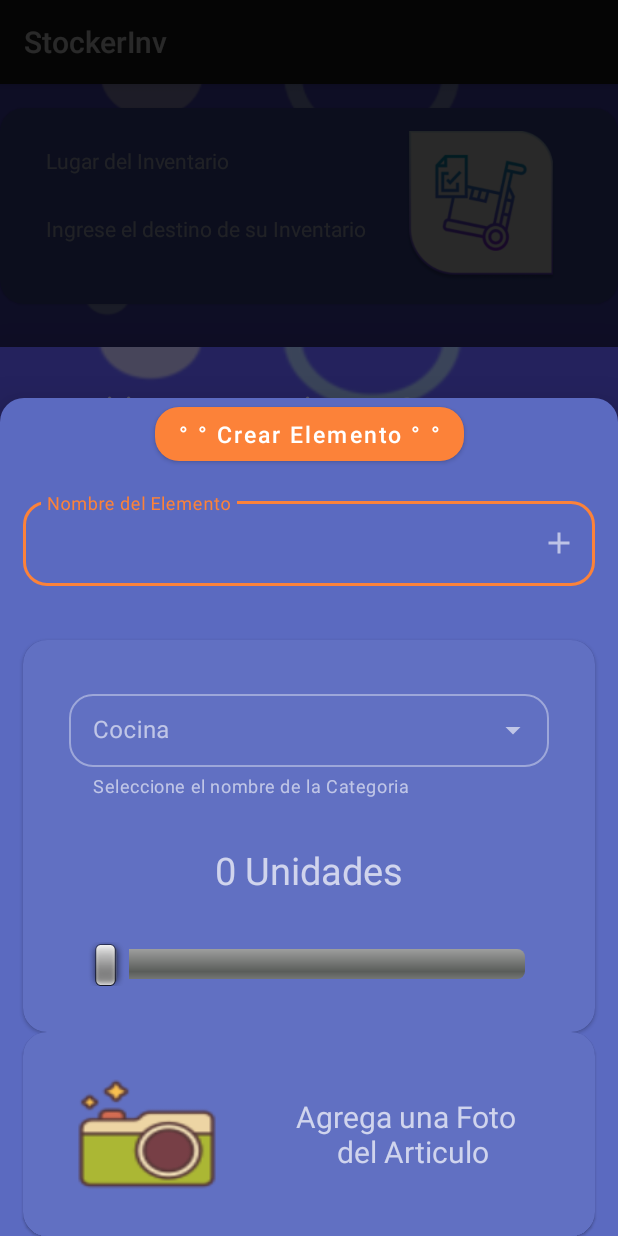
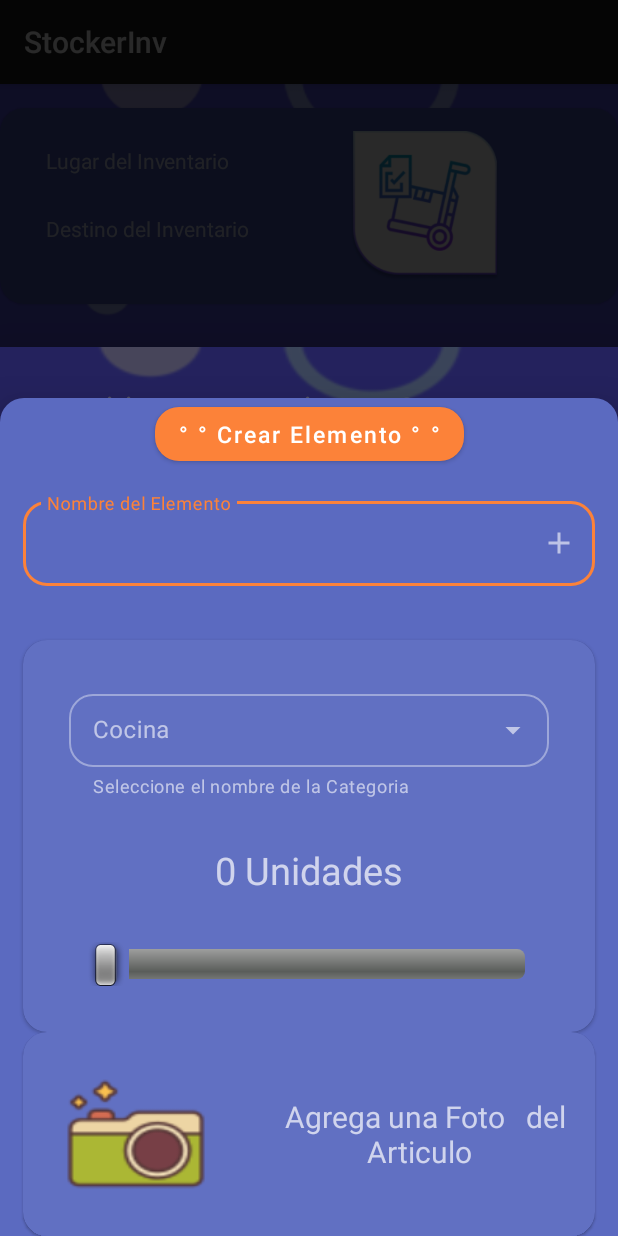
Before and after one commit to MartinezCristianD/ProyectoMinTicCicloCuatro, an Android app: the screen it shows after launch (InventarioActivity), item 3 of the bottom bar chosen, on a phone screen of 412 x 824 dp. Run offline under Robolectric (Android 15) with nearby library versions, the phone set to English and light mode, and no system bars; our stand-ins replace Firebase (no records; nobody signed in at launch, a user with empty details on screens opened directly), Picasso; pictures from the network do not load.

```diff
--- a/app/src/debug/res/values/google_maps_api.xml
+++ b/app/src/debug/res/values/google_maps_api.xml
@@ -20,5 +20,4 @@
     Once you have your key (it starts with "AIza"), replace the "google_maps_key"
     string in this file.
     -->
-    <string name="google_maps_key" templateMergeStrategy="preserve" translatable="false">AIzaSyCdBsFcdo1PzSz5HI5NXK_MFbU2ZLWO9XA</string>
 </resources>
--- /dev/null
+++ b/app/src/debug/res/values/strings.xml
@@ -0,0 +1,4 @@
+<?xml version="1.0" encoding="utf-8"?>
+<resources>
+    <string name="google_maps_key" translatable="false">AIzaSyCdBsFcdo1PzSz5HI5NXK_MFbU2ZLWO9XA</string>
+</resources>
--- a/app/src/main/res/layout/fragment_crear_elemento.xml
+++ b/app/src/main/res/layout/fragment_crear_elemento.xml
@@ -118,7 +118,7 @@
                 android:id="@+id/imageButtonAccederCamara"
                 android:layout_width="@dimen/dimen_icono_cuadrado"
                 android:layout_height="@dimen/dimen_icono_rectangulo"
-                android:layout_marginVertical="@dimen/margen_media"
+                android:layout_margin="@dimen/margen_media"
                 android:background="@drawable/icono_camara_dos"
                 android:contentDescription="@string/content_description"
                 app:layout_constraintBottom_toBottomOf="@id/textViewAgregarFoto"
@@ -129,10 +129,11 @@
 
             <TextView
                 android:id="@+id/textViewAgregarFoto"
-                android:layout_width="wrap_content"
+                android:layout_width="0dp"
                 android:layout_height="wrap_content"
                 android:layout_marginHorizontal="@dimen/margen_minima"
                 android:gravity="center"
+                android:lines="2"
                 android:text="@string/agrega_foto_articulo"
                 android:textSize="@dimen/texto_secundario"
                 app:layout_constraintBottom_toBottomOf="parent"
--- a/app/src/main/res/values/strings.xml
+++ b/app/src/main/res/values/strings.xml
@@ -1,7 +1,6 @@
 <resources>
 
     <!--- Catergorias -->
-    <string name="creacion_categorias">° ° Creacion de Categorias ° °</string>
     <string name="texto_categorias">Ingrese el nombre de la Categoria</string>
     <string name="crear">Crear Categoria</string>
     <string name="categorias"> Categorias</string>
@@ -17,13 +16,10 @@
 
 
     <!--- APP -->
-    <string name="app_name">StockerInv</string>
+    <string name="app_name" translatable="false">StockerInv</string>
     <string name="ingreso_con_google">Ingrese con Google</string>
-    <string name="no_tienes_cuenta"> Desliza  \n Prueba Nuestra app</string>
-    <string name="registro">Registrate</string>
-    <string name="registrarse">Registrarse</string>
+    <string name="no_tienes_cuenta">" Desliza    Prueba Nuestra app"</string>
     <string name="texto_checkbox">Al registrarse acepta los terminos y condiciones, la politica de uso de datos disponible en www.StockerInv.com.co</string>
-    <string name="terminos_y_condiciones">Registrate</string>
     <string name="content_description">Aqui hay algo</string>
     <string name="continuar">Continuar</string>
     <string name="crear_cuenta">Crea una cuenta de Google</string>
@@ -34,12 +30,8 @@
     <string name="nombre">Nombre</string>
     <string name="correo_usuario">Correo Electronico</string>
     <string name="clave_usuario">Clave Usuario</string>
-    <string name="crear_clave_usuario">Crea Una Clave de usuario</string>
     <string name="Inicio_sesion">Iniciar Sesion</string>
     <string name="usuario">Usuario</string>
-    <string name="recordar_clave">¿Olvido su Clave de Usuario?</string>
-    <string name="invitado">Invitado</string>
-    <string name="confirmar_clave">Confirmar Clave</string>
     <string name="eliminar">Eliminar</string>
     <string name="titulo_campo_vacio"> Campos Vacios</string>
     <string name="mensaje_campo_vacio">Requerimos que todos los campos esten diligenciados para  continuar </string>
@@ -50,24 +42,22 @@
     <string name="nombre_elemento"> Nombre del Elemento</string>
     <string name="texto_unidades"> Unidades </string>
     <string name="buscar_elemento"> Buscar Elemento </string>
-    <string name="agrega_foto_articulo"> Agrega una Foto \n del Articulo </string>
+    <string name="agrega_foto_articulo">" Agrega una Foto   del Articulo "</string>
     <string name="text_view_contador_uno"> 0 Unidades </string>
     <string name="texto_helper_Elementos">Seleccione el nombre de la Categoria</string>
 
     <!--- Ruta -->
-    <string name="destino"> Ingrese el destino de su Inventario </string>
+    <string name="destino">"Destino del Inventario "</string>
     <string name="origen"> Lugar del Inventario   </string>
-    <string name="text_view_distancia"> 0 KM </string>
-    <string name="text_view_duracion"> 00:00 Horas </string>
+    <string name="text_view_distancia" translatable="false"> 0 KM </string>
     <string name="text_helper_ruta">Ciudad o Municipio</string>
-    <string name="ruta_text"> Ruta</string>
+    <string name="ruta_text">Ruta</string>
     <string name="probar_ruta"> Verificar Ruta</string>
 
     <!--- Inventario -->
-    <string name="texto_home"> Home </string>
+    <string name="texto_home" translatable="false"> Home </string>
     <string name="texto_agregar"> Agregar </string>
     <string name="texto_exportar"> Exportar </string>
-    <string name="texto_salir_app"> Cerrar APP </string>
     <string name="text_helper_inventario">Ingresa el Nombre del Articulo </string>
 
 
```
Also changed, not shown: 1 other file.
